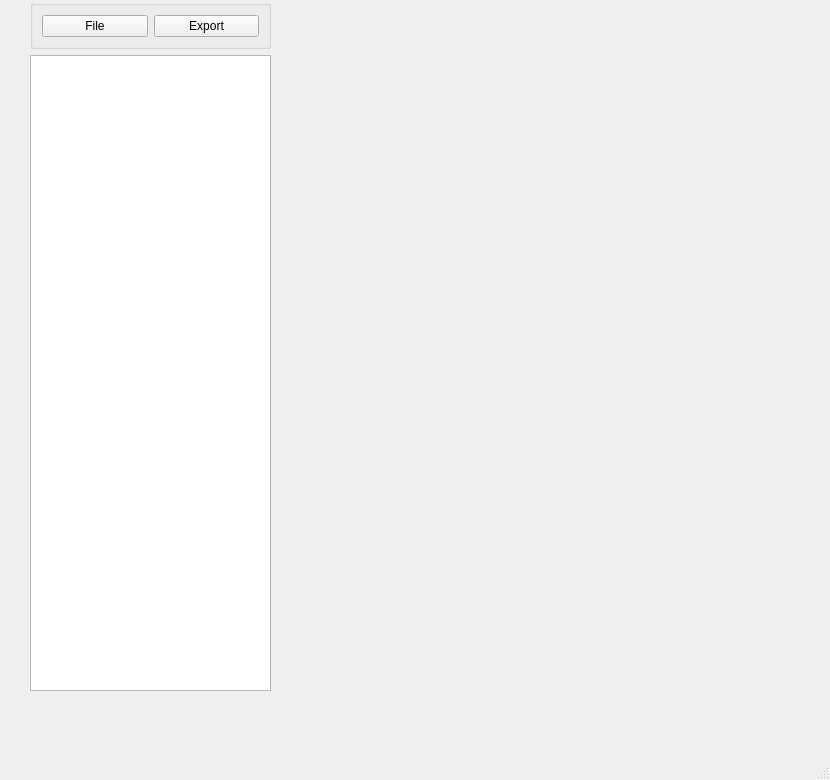
First picture: the form in util/ui/EC_dicom2avi.ui, repository chi-chun-1999/EC_dicom2avi, before the edit.
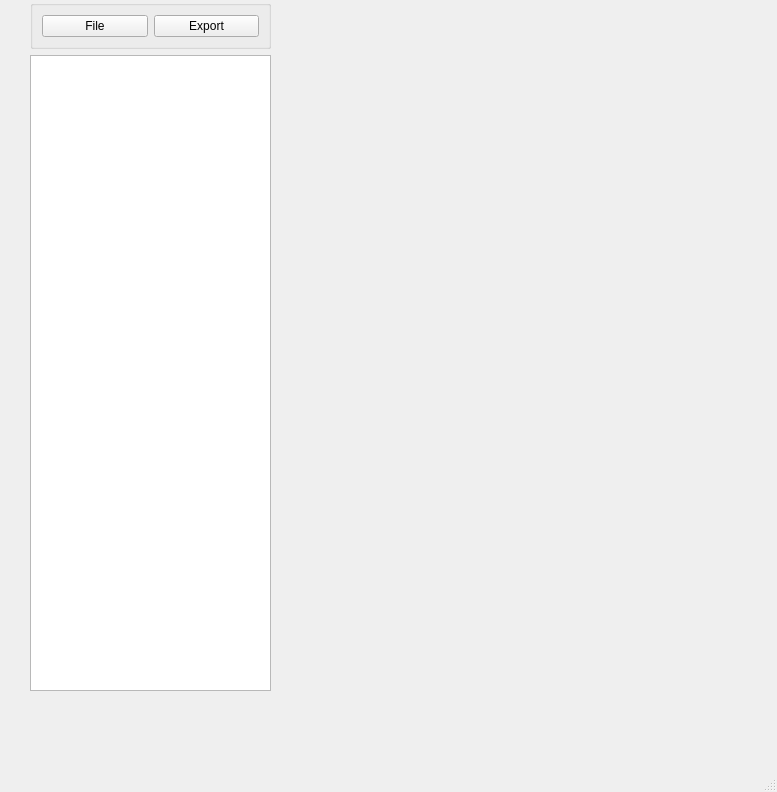
Second picture: the form after the edit.

Diff of the .ui file:
```diff
--- a/util/ui/EC_dicom2avi.ui
+++ b/util/ui/EC_dicom2avi.ui
@@ -6,8 +6,8 @@
    <rect>
     <x>0</x>
     <y>0</y>
-    <width>830</width>
-    <height>780</height>
+    <width>777</width>
+    <height>792</height>
    </rect>
   </property>
   <property name="windowTitle">
```
Left out of the diff: 2 changed lines with no effect on the pictures.
